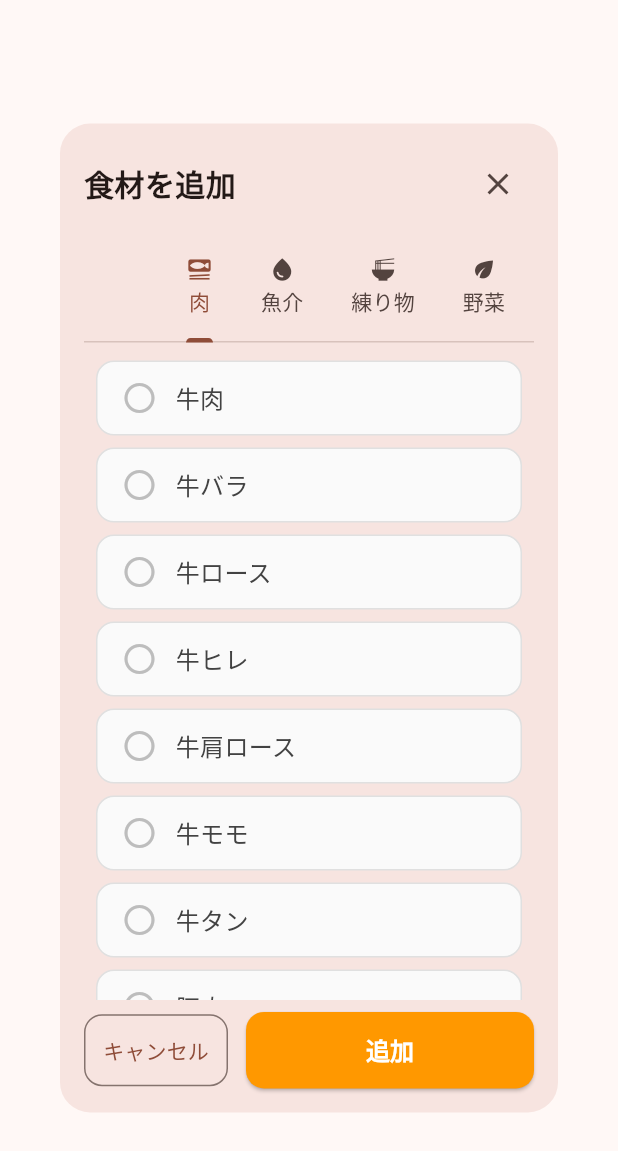
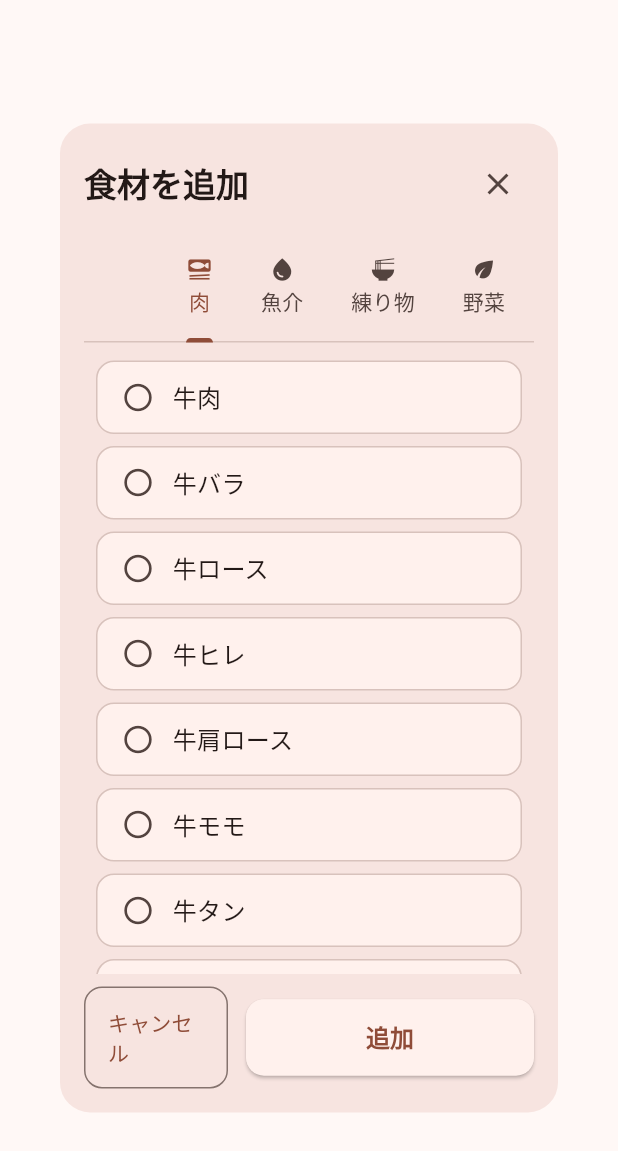
Before and after one commit to karake-shoya/cheflens, a Flutter app: the IngredientSelectionDialog widget shown alone on an empty page, opened directly with empty values, on a phone screen of 412 x 824 dp. Shown: the top 1151 px of the screen. Run offline on Flutter 3.47's test engine with Material 3 defaults, Android fonts, the phone set to English and light mode, and no system bars; our stand-ins replace flutter_dotenv, flutter_markdown, google_generative_ai, image_picker; missing offline and left inert: wechat_assets_picker.

Commit message:
refactor: ingredient_selection_dialogをMaterial3テーマに対応
Co-Authored-By: Claude Sonnet 4.6 <noreply@anthropic.com>

```diff
--- a/lib/screens/ingredient_selection_dialog.dart
+++ b/lib/screens/ingredient_selection_dialog.dart
@@ -1,6 +1,7 @@
 import 'package:flutter/material.dart';
 import '../models/food_categories_jp_model.dart';
 import '../services/food_data_service.dart';
+import '../theme/app_spacing.dart';
 
 class IngredientSelectionDialog extends StatefulWidget {
   final List<String> alreadySelectedIngredients;
@@ -71,14 +72,15 @@ class _IngredientSelectionDialogState extends State<IngredientSelectionDialog>
 
   @override
   Widget build(BuildContext context) {
+    final colorScheme = Theme.of(context).colorScheme;
+
     if (_isLoading || _categoriesJp == null) {
       return Dialog(
         shape: RoundedRectangleBorder(
-          borderRadius: BorderRadius.circular(20),
+          borderRadius: BorderRadius.circular(AppSpacing.radiusXl),
         ),
-        child: Container(
+        child: SizedBox(
           height: MediaQuery.of(context).size.height * 0.8,
-          padding: const EdgeInsets.all(16),
           child: const Center(
             child: CircularProgressIndicator(),
           ),
@@ -88,30 +90,34 @@ class _IngredientSelectionDialogState extends State<IngredientSelectionDialog>
 
     return Dialog(
       shape: RoundedRectangleBorder(
-        borderRadius: BorderRadius.circular(20),
+        borderRadius: BorderRadius.circular(AppSpacing.radiusXl),
       ),
       child: Container(
         height: MediaQuery.of(context).size.height * 0.8,
-        padding: const EdgeInsets.all(16),
+        padding: const EdgeInsets.all(AppSpacing.lg),
         child: Column(
           children: [
+            // ヘッダー
             Row(
               mainAxisAlignment: MainAxisAlignment.spaceBetween,
               children: [
-                const Text(
+                Text(
                   '食材を追加',
-                  style: TextStyle(
-                    fontSize: 20,
-                    fontWeight: FontWeight.bold,
-                  ),
+                  style: Theme.of(context).textTheme.titleLarge?.copyWith(
+                        fontWeight: FontWeight.bold,
+                      ),
                 ),
                 if (_selectedIngredients.isNotEmpty)
                   Chip(
                     label: Text(
                       '${_selectedIngredients.length}個選択中',
-                      style: const TextStyle(fontSize: 12),
+                      style: TextStyle(
+                        fontSize: 12,
+                        color: colorScheme.onPrimary,
+                      ),
                     ),
-                    backgroundColor: Colors.blue.shade100,
+                    backgroundColor: colorScheme.primary,
+                    padding: EdgeInsets.zero,
                   ),
                 IconButton(
                   icon: const Icon(Icons.close),
@@ -119,7 +125,10 @@ class _IngredientSelectionDialogState extends State<IngredientSelectionDialog>
                 ),
               ],
             ),
-            const SizedBox(height: 8),
+
+            const SizedBox(height: AppSpacing.sm),
+
+            // タブバー
             TabBar(
               controller: _tabController,
               isScrollable: true,
@@ -133,6 +142,8 @@ class _IngredientSelectionDialogState extends State<IngredientSelectionDialog>
                 Tab(text: 'その他', icon: Icon(Icons.restaurant, size: 18)),
               ],
             ),
+
+            // タブコンテンツ
             Expanded(
               child: TabBarView(
                 controller: _tabController,
@@ -141,34 +152,31 @@ class _IngredientSelectionDialogState extends State<IngredientSelectionDialog>
                   _buildCategoryList(_categoriesJp!.seafood),
                   _buildCategoryList(_categoriesJp!.processedSeafood),
                   _buildVegetableCategoriesList(_categoriesJp!.vegetableCategories),
-                  _buildCategoryList(_categoriesJp!.fruits.toList()..sort((a, b) => a.compareTo(b))),
+                  _buildCategoryList(
+                    _categoriesJp!.fruits.toList()..sort((a, b) => a.compareTo(b)),
+                  ),
                   _buildCategoryList(_categoriesJp!.dairy),
                   _buildCategoryList(_categoriesJp!.others),
                 ],
               ),
             ),
-            const SizedBox(height: 8),
+
+            const SizedBox(height: AppSpacing.sm),
+
+            // フッターボタン
             Row(
               children: [
                 Expanded(
                   child: OutlinedButton(
                     onPressed: () => Navigator.of(context).pop(),
-                    style: OutlinedButton.styleFrom(
-                      padding: const EdgeInsets.symmetric(vertical: 14),
-                    ),
                     child: const Text('キャンセル'),
                   ),
                 ),
-                const SizedBox(width: 12),
+                const SizedBox(width: AppSpacing.md),
                 Expanded(
                   flex: 2,
                   child: ElevatedButton(
                     onPressed: _addSelectedIngredients,
-                    style: ElevatedButton.styleFrom(
-                      padding: const EdgeInsets.symmetric(vertical: 14),
-                      backgroundColor: Colors.orange,
-                      foregroundColor: Colors.white,
-                    ),
                     child: Text(
                       _selectedIngredients.isEmpty
                           ? '追加'
@@ -190,6 +198,7 @@ class _IngredientSelectionDialogState extends State<IngredientSelectionDialog>
 
   /// 食材がない場合の空状態ウィジェット
   Widget _buildEmptyState() {
+    final colorScheme = Theme.of(context).colorScheme;
     return Center(
       child: Column(
         mainAxisAlignment: MainAxisAlignment.center,
@@ -197,14 +206,14 @@ class _IngredientSelectionDialogState extends State<IngredientSelectionDialog>
           Icon(
             Icons.check_circle_outline,
             size: 64,
-            color: Colors.grey.shade400,
+            color: colorScheme.onSurfaceVariant.withValues(alpha: 0.4),
           ),
-          const SizedBox(height: 16),
+          const SizedBox(height: AppSpacing.lg),
           Text(
             '追加できる食材がありません',
             style: TextStyle(
               fontSize: 16,
-              color: Colors.grey.shade600,
+              color: colorScheme.onSurfaceVariant,
             ),
           ),
         ],
@@ -214,7 +223,7 @@ class _IngredientSelectionDialogState extends State<IngredientSelectionDialog>
 
   Widget _buildVegetableCategoriesList(List<VegetableCategory> categories) {
     final allItems = <String>[];
-    for (var category in categories) {
+    for (final category in categories) {
       allItems.addAll(category.items);
     }
 
@@ -222,8 +231,10 @@ class _IngredientSelectionDialogState extends State<IngredientSelectionDialog>
       return _buildEmptyState();
     }
 
+    final colorScheme = Theme.of(context).colorScheme;
+
     return ListView.builder(
-      padding: const EdgeInsets.symmetric(vertical: 8),
+      padding: const EdgeInsets.symmetric(vertical: AppSpacing.sm),
       itemCount: categories.length,
       itemBuilder: (context, categoryIndex) {
         final category = categories[categoryIndex];
@@ -239,13 +250,16 @@ class _IngredientSelectionDialogState extends State<IngredientSelectionDialog>
           crossAxisAlignment: CrossAxisAlignment.start,
           children: [
             Padding(
-              padding: const EdgeInsets.symmetric(horizontal: 16, vertical: 8),
+              padding: const EdgeInsets.symmetric(
+                horizontal: AppSpacing.lg,
+                vertical: AppSpacing.sm,
+              ),
               child: Text(
                 category.name,
                 style: TextStyle(
                   fontSize: 14,
                   fontWeight: FontWeight.bold,
-                  color: Colors.grey.shade700,
+                  color: colorScheme.onSurfaceVariant,
                 ),
               ),
             ),
@@ -254,13 +268,23 @@ class _IngredientSelectionDialogState extends State<IngredientSelectionDialog>
               return InkWell(
                 onTap: () => _toggleIngredient(ingredient),
                 child: Container(
-                  margin: const EdgeInsets.symmetric(vertical: 2, horizontal: 8),
-                  padding: const EdgeInsets.symmetric(horizontal: 16, vertical: 10),
+                  margin: const EdgeInsets.symmetric(
+                    vertical: 2,
+                    horizontal: AppSpacing.sm,
+                  ),
+                  padding: const EdgeInsets.symmetric(
+                    horizontal: AppSpacing.lg,
+                    vertical: AppSpacing.md,
+                  ),
                   decoration: BoxDecoration(
-                    color: isSelected ? Colors.blue.shade50 : Colors.grey.shade50,
-                    borderRadius: BorderRadius.circular(12),
+                    color: isSelected
+                        ? colorScheme.primaryContainer
+                        : colorScheme.surfaceContainerLow,
+                    borderRadius: BorderRadius.circular(AppSpacing.radiusMd),
                     border: Border.all(
-                      color: isSelected ? Colors.blue.shade300 : Colors.grey.shade300,
+                      color: isSelected
+                          ? colorScheme.primary
+                          : colorScheme.outlineVariant,
                       width: isSelected ? 2 : 1,
                     ),
                   ),
@@ -268,17 +292,23 @@ class _IngredientSelectionDialogState extends State<IngredientSelectionDialog>
                     children: [
                       Icon(
                         isSelected ? Icons.check_circle : Icons.circle_outlined,
-                        color: isSelected ? Colors.blue.shade600 : Colors.grey.shade400,
-                        size: 22,
+                        color: isSelected
+                            ? colorScheme.primary
+                            : colorScheme.onSurfaceVariant,
+                        size: AppSpacing.iconSm,
                       ),
-                      const SizedBox(width: 12),
+                      const SizedBox(width: AppSpacing.md),
                       Expanded(
                         child: Text(
                           ingredient,
                           style: TextStyle(
                             fontSize: 15,
-                            fontWeight: isSelected ? FontWeight.w600 : FontWeight.normal,
-                            color: isSelected ? Colors.blue.shade900 : Colors.grey.shade800,
+                            fontWeight: isSelected
+                                ? FontWeight.w600
+                                : FontWeight.normal,
+                            color: isSelected
+                                ? colorScheme.onPrimaryContainer
+                                : colorScheme.onSurface,
                           ),
                         ),
                       ),
@@ -287,7 +317,7 @@ class _IngredientSelectionDialogState extends State<IngredientSelectionDialog>
                 ),
               );
             }),
-            const SizedBox(height: 8),
+            const SizedBox(height: AppSpacing.sm),
           ],
         );
       },
@@ -303,8 +333,10 @@ class _IngredientSelectionDialogState extends State<IngredientSelectionDialog>
       return _buildEmptyState();
     }
 
+    final colorScheme = Theme.of(context).colorScheme;
+
     return ListView.builder(
-      padding: const EdgeInsets.symmetric(vertical: 8),
+      padding: const EdgeInsets.symmetric(vertical: AppSpacing.sm),
       itemCount: availableIngredients.length,
       itemBuilder: (context, index) {
         final ingredient = availableIngredients[index];
@@ -313,13 +345,23 @@ class _IngredientSelectionDialogState extends State<IngredientSelectionDialog>
         return InkWell(
           onTap: () => _toggleIngredient(ingredient),
           child: Container(
-            margin: const EdgeInsets.symmetric(vertical: 4, horizontal: 8),
-            padding: const EdgeInsets.symmetric(horizontal: 16, vertical: 12),
+            margin: const EdgeInsets.symmetric(
+              vertical: AppSpacing.xs,
+              horizontal: AppSpacing.sm,
+            ),
+            padding: const EdgeInsets.symmetric(
+              horizontal: AppSpacing.lg,
+              vertical: AppSpacing.md,
+            ),
             decoration: BoxDecoration(
-              color: isSelected ? Colors.blue.shade50 : Colors.grey.shade50,
-              borderRadius: BorderRadius.circular(12),
+              color: isSelected
+                  ? colorScheme.primaryContainer
+                  : colorScheme.surfaceContainerLow,
+              borderRadius: BorderRadius.circular(AppSpacing.radiusMd),
               border: Border.all(
-                color: isSelected ? Colors.blue.shade300 : Colors.grey.shade300,
+                color: isSelected
+                    ? colorScheme.primary
+                    : colorScheme.outlineVariant,
                 width: isSelected ? 2 : 1,
               ),
             ),
@@ -327,17 +369,22 @@ class _IngredientSelectionDialogState extends State<IngredientSelectionDialog>
               children: [
                 Icon(
                   isSelected ? Icons.check_circle : Icons.circle_outlined,
-                  color: isSelected ? Colors.blue.shade600 : Colors.grey.shade400,
-                  size: 24,
+                  color: isSelected
+                      ? colorScheme.primary
+                      : colorScheme.onSurfaceVariant,
+                  size: AppSpacing.iconMd,
                 ),
-                const SizedBox(width: 12),
+                const SizedBox(width: AppSpacing.md),
                 Expanded(
                   child: Text(
                     ingredient,
                     style: TextStyle(
                       fontSize: 16,
-                      fontWeight: isSelected ? FontWeight.w600 : FontWeight.normal,
-                      color: isSelected ? Colors.blue.shade900 : Colors.grey.shade800,
+                      fontWeight:
+                          isSelected ? FontWeight.w600 : FontWeight.normal,
+                      color: isSelected
+                          ? colorScheme.onPrimaryContainer
+                          : colorScheme.onSurface,
                     ),
                   ),
                 ),
```
